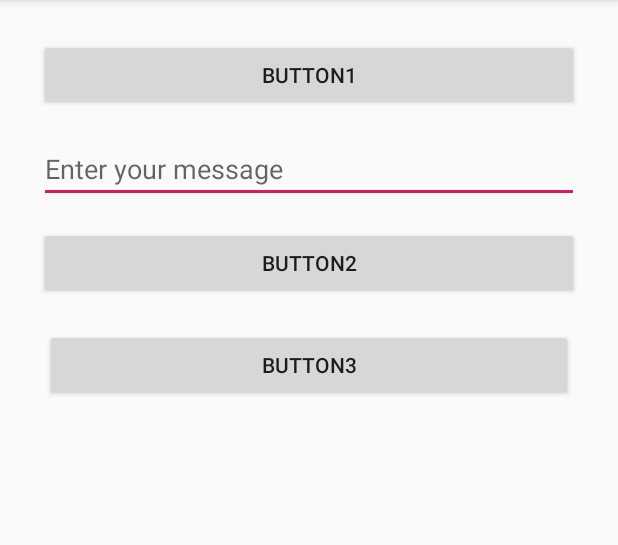
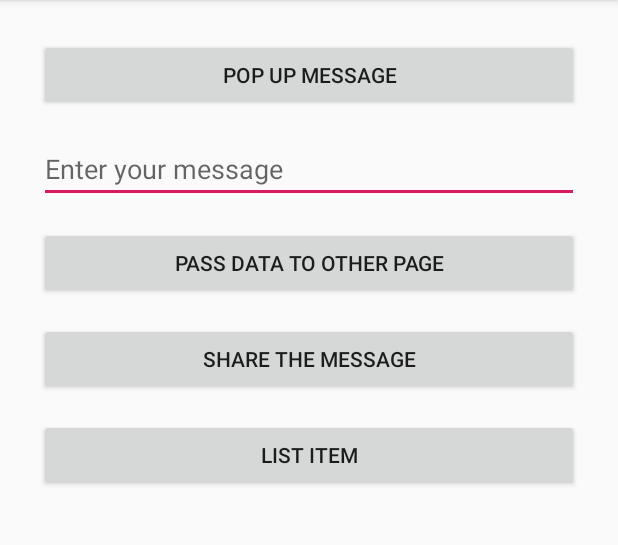
Before and after one commit to zhouzhanke/kotlin, an Android app: the screen it shows after launch (MainActivity), on a phone screen of 412 x 824 dp, the part 84-629 px from its top. Run offline under Robolectric (Android 15) with nearby library versions, the light colour scheme and no system bars.

Commit message:
add list

```diff
--- a/app/src/main/AndroidManifest.xml
+++ b/app/src/main/AndroidManifest.xml
@@ -9,6 +9,8 @@
             android:roundIcon="@mipmap/ic_launcher_round"
             android:supportsRtl="true"
             android:theme="@style/AppTheme">
+        <activity android:name=".Main3Activity">
+        </activity>
         <activity android:name=".Main2Activity">
         </activity>
         <activity
--- a/app/src/main/java/com/example/myapplication/Main2Activity.kt
+++ b/app/src/main/java/com/example/myapplication/Main2Activity.kt
@@ -1,8 +1,8 @@
 package com.example.myapplication
 
-import androidx.appcompat.app.AppCompatActivity
 import android.os.Bundle
 import android.widget.Toast
+import androidx.appcompat.app.AppCompatActivity
 import kotlinx.android.synthetic.main.activity_main2.*
 
 class Main2Activity : AppCompatActivity() {
@@ -11,7 +11,7 @@ class Main2Activity : AppCompatActivity() {
         super.onCreate(savedInstanceState)
         setContentView(R.layout.activity_main2)
 
-        val bundle: Bundle? =intent.extras
+        val bundle: Bundle? = intent.extras
         val msg = bundle!!.getString("msg")
 
 
--- a/app/src/main/res/layout/activity_main.xml
+++ b/app/src/main/res/layout/activity_main.xml
@@ -9,7 +9,7 @@
         tools:context=".MainActivity">
 
     <Button
-            android:text="Button1"
+            android:text="pop up message"
             android:layout_width="match_parent"
             android:layout_height="wrap_content"
             android:id="@+id/button1"
@@ -33,7 +33,7 @@
             android:layout_marginTop="16dp"
             app:layout_constraintTop_toBottomOf="@+id/button1"/>
     <Button
-            android:text="Button2"
+            android:text="pass data to other page"
             android:layout_width="match_parent"
             android:layout_height="wrap_content"
             android:id="@+id/button2"
@@ -44,11 +44,18 @@
             android:layout_marginTop="16dp"
             app:layout_constraintTop_toBottomOf="@+id/editText"/>
     <Button
-            android:text="Button3"
+            android:text="share the message"
             android:layout_width="match_parent"
             android:layout_height="wrap_content" android:id="@+id/button3"
-            android:layout_marginTop="20dp"
+            android:layout_marginTop="16dp"
             app:layout_constraintTop_toBottomOf="@+id/button2" app:layout_constraintStart_toStartOf="parent"
-            android:layout_marginStart="20dp" app:layout_constraintEnd_toEndOf="parent"
-            android:layout_marginEnd="20dp" app:layout_constraintHorizontal_bias="0.0"/>
+            android:layout_marginStart="16dp" app:layout_constraintEnd_toEndOf="parent"
+            android:layout_marginEnd="16dp" app:layout_constraintHorizontal_bias="0.0"/>
+    <Button
+            android:text="list item"
+            android:layout_width="0dp"
+            android:layout_height="wrap_content"
+            android:id="@+id/button4" app:layout_constraintStart_toStartOf="parent"
+            app:layout_constraintEnd_toEndOf="parent" android:layout_marginEnd="16dp" android:layout_marginTop="16dp"
+            app:layout_constraintTop_toBottomOf="@+id/button3" android:layout_marginStart="16dp"/>
 </androidx.constraintlayout.widget.ConstraintLayout>
```
Also changed, not shown: app/src/main/java/com/example/myapplication/Main3Activity.kt (added, +24 -0 lines), app/src/main/java/com/example/myapplication/MainActivity.kt (+11 -2 lines), app/src/main/java/com/example/myapplication/adapter.kt (added, +57 -0 lines), app/src/main/java/com/example/myapplication/model.kt (added, +24 -0 lines), app/src/main/res/layout/activity_main3.xml (added, +11 -0 lines), app/src/main/res/layout/list_item.xml (added, +39 -0 lines).
